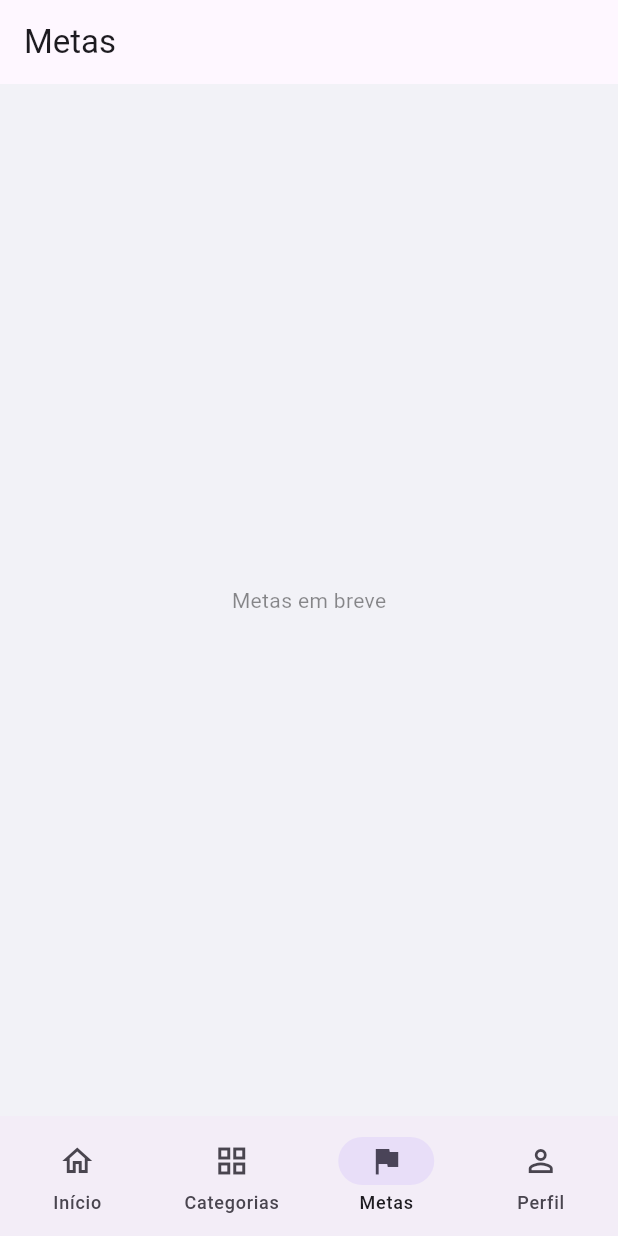
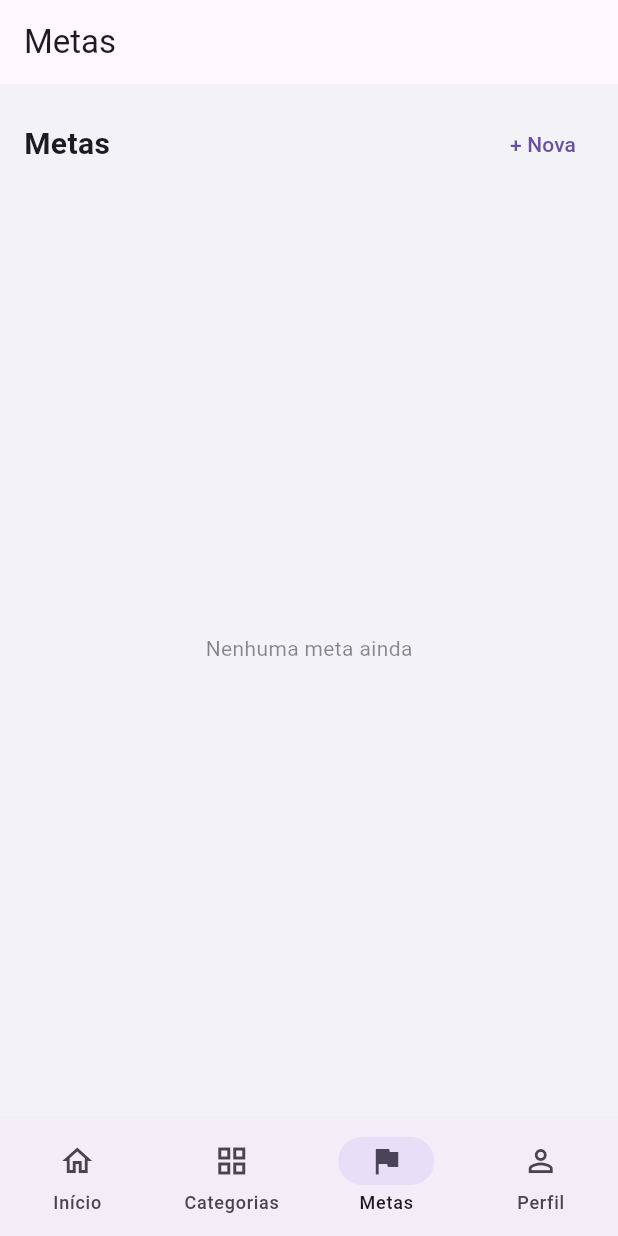
Before and after one commit to thybiagio/finquest, a Flutter app: the screen it shows after launch, item 3 of the bottom bar chosen, on a phone screen of 412 x 824 dp. Run offline on Flutter 3.47's test engine with Material 3 defaults, Android fonts, the phone set to English and light mode, and no system bars.

Commit message:
Adiciona aba Metas

```diff
--- a/lib/main.dart
+++ b/lib/main.dart
@@ -3,9 +3,10 @@ import 'models/categoria.dart';
 import 'models/transacao.dart';
 import 'screens/home_content.dart';
 import 'screens/categorias_content.dart';
-import 'screens/metas_screen.dart';
+import 'screens/metas_content.dart';
 import 'screens/perfil_screen.dart';
 import 'widgets/progress_rings.dart';
+import 'models/meta.dart';
 
 void main() {
   runApp(const FinQuestApp());
@@ -41,6 +42,7 @@ class _AppShellState extends State<AppShell> {
   late List<Categoria> _categorias;
   double _receitaTotal = 4500;
   final List<Transacao> _transacoes = [];
+  final List<Meta> _metas = [];
 
   static const _titulos = ['FinQuest', 'Categorias', 'Metas', 'Perfil'];
 
@@ -60,6 +62,12 @@ class _AppShellState extends State<AppShell> {
   void _adicionarCategoria(Categoria categoria) {
     setState(() {
       _categorias = [..._categorias, categoria];
+    });
+  }
+
+  void _adicionarMeta(Meta meta) {
+    setState(() {
+      _metas.add(meta);
     });
   }
 
@@ -183,7 +191,7 @@ class _AppShellState extends State<AppShell> {
         categorias: _categorias,
         onAdicionarCategoria: _adicionarCategoria,
       ),
-      const MetasScreen(),
+      MetasContent(metas: _metas, onAdicionarMeta: _adicionarMeta),
       const PerfilScreen(),
     ];
 
--- /dev/null
+++ b/lib/screens/metas_content.dart
@@ -0,0 +1,100 @@
+import 'package:flutter/material.dart';
+import '../models/meta.dart';
+import '../widgets/meta_card.dart';
+
+class MetasContent extends StatefulWidget {
+  const MetasContent({
+    super.key,
+    required this.metas,
+    required this.onAdicionarMeta,
+  });
+
+  final List<Meta> metas;
+  final ValueChanged<Meta> onAdicionarMeta;
+
+  @override
+  State<MetasContent> createState() => _MetasContentState();
+}
+
+class _MetasContentState extends State<MetasContent> {
+  Future<void> _abrirFormularioNovaMeta(BuildContext context) async {
+    final tituloController = TextEditingController();
+    final valorController = TextEditingController();
+
+    await showModalBottomSheet(
+      context: context,
+      isScrollControlled: true,
+      shape: const RoundedRectangleBorder(borderRadius: BorderRadius.vertical(top: Radius.circular(20))),
+      builder: (context) {
+        return Padding(
+          padding: EdgeInsets.only(left: 20, right: 20, top: 20, bottom: MediaQuery.of(context).viewInsets.bottom + 20),
+          child: Column(
+            mainAxisSize: MainAxisSize.min,
+            crossAxisAlignment: CrossAxisAlignment.start,
+            children: [
+              const Text('Nova meta', style: TextStyle(fontSize: 16, fontWeight: FontWeight.bold)),
+              const SizedBox(height: 16),
+              TextField(controller: tituloController, decoration: const InputDecoration(labelText: 'Título da meta')),
+              const SizedBox(height: 12),
+              TextField(controller: valorController, keyboardType: TextInputType.number, decoration: const InputDecoration(labelText: 'Valor alvo')),
+              const SizedBox(height: 20),
+              SizedBox(
+                width: double.infinity,
+                child: ElevatedButton(
+                  onPressed: () {
+                    final titulo = tituloController.text.trim();
+                    final valorAlvo = double.tryParse(valorController.text) ?? 0;
+                    if (titulo.isEmpty || valorAlvo <= 0) return;
+
+                    widget.onAdicionarMeta(
+                      Meta(
+                        id: DateTime.now().millisecondsSinceEpoch.toString(),
+                        titulo: titulo,
+                        valorAlvo: valorAlvo,
+                      ),
+                    );
+                    Navigator.of(context).pop();
+                  },
+                  child: const Text('Criar meta'),
+                ),
+              ),
+            ],
+          ),
+        );
+      },
+    );
+  }
+
+  @override
+  Widget build(BuildContext context) {
+    return Column(
+      children: [
+        Padding(
+          padding: const EdgeInsets.fromLTRB(16, 16, 16, 0),
+          child: Row(
+            mainAxisAlignment: MainAxisAlignment.spaceBetween,
+            children: [
+              const Text('Metas', style: TextStyle(fontSize: 20, fontWeight: FontWeight.bold)),
+              TextButton(
+                onPressed: () => _abrirFormularioNovaMeta(context),
+                child: const Text('+ Nova'),
+              ),
+            ],
+          ),
+        ),
+        Expanded(
+          child: widget.metas.isEmpty
+              ? const Center(
+                  child: Text('Nenhuma meta ainda', style: TextStyle(color: Colors.black45)),
+                )
+              : ListView(
+                  padding: const EdgeInsets.all(16),
+                  children: [
+                    for (final meta in widget.metas) MetaCard(meta: meta),
+                  ],
+                ),
+        ),
+      ],
+    );
+  }
+}
--- a/lib/screens/metas_screen.dart
+++ /dev/null
@@ -1,12 +0,0 @@
-import 'package:flutter/material.dart';
-
-class MetasScreen extends StatelessWidget {
-  const MetasScreen({super.key});
-
-  @override
-  Widget build(BuildContext context) {
-    return const Center(
-      child: Text('Metas em breve', style: TextStyle(color: Colors.black45)),
-    );
-  }
-}
--- /dev/null
+++ b/lib/widgets/meta_card.dart
@@ -0,0 +1,54 @@
+import 'package:flutter/material.dart';
+import '../models/meta.dart';
+
+class MetaCard extends StatelessWidget {
+  const MetaCard({super.key, required this.meta});
+
+  final Meta meta;
+
+  @override
+  Widget build(BuildContext context) {
+    final cor = meta.concluida ? const Color(0xFF30D158) : const Color(0xFF0A84FF);
+
+    return Container(
+      padding: const EdgeInsets.all(14),
+      margin: const EdgeInsets.only(bottom: 10),
+      decoration: BoxDecoration(
+        color: Colors.white.withValues(alpha: 0.55),
+        borderRadius: BorderRadius.circular(16),
+      ),
+      child: Column(
+        crossAxisAlignment: CrossAxisAlignment.start,
+        children: [
+          Row(
+            mainAxisAlignment: MainAxisAlignment.spaceBetween,
+            children: [
+              Text(meta.titulo, style: const TextStyle(fontSize: 14, fontWeight: FontWeight.w600)),
+              Text(
+                'R\$ ${meta.valorAtual.toStringAsFixed(0)} / R\$ ${meta.valorAlvo.toStringAsFixed(0)}',
+                style: const TextStyle(fontSize: 12, color: Colors.black54),
+              ),
+            ],
+          ),
+          const SizedBox(height: 8),
+          ClipRRect(
+            borderRadius: BorderRadius.circular(4),
+            child: LinearProgressIndicator(
+              value: meta.percentualAlcancado,
+              minHeight: 8,
+              backgroundColor: Colors.black12,
+              valueColor: AlwaysStoppedAnimation<Color>(cor),
+            ),
+          ),
+          const SizedBox(height: 6),
+          Text(
+            meta.concluida
+                ? 'Meta concluída! 🏆'
+                : '${(meta.percentualAlcancado * 100).toStringAsFixed(0)}% alcançado',
+            style: TextStyle(fontSize: 11, fontWeight: FontWeight.w600, color: cor),
+          ),
+        ],
+      ),
+    );
+  }
+}
```
